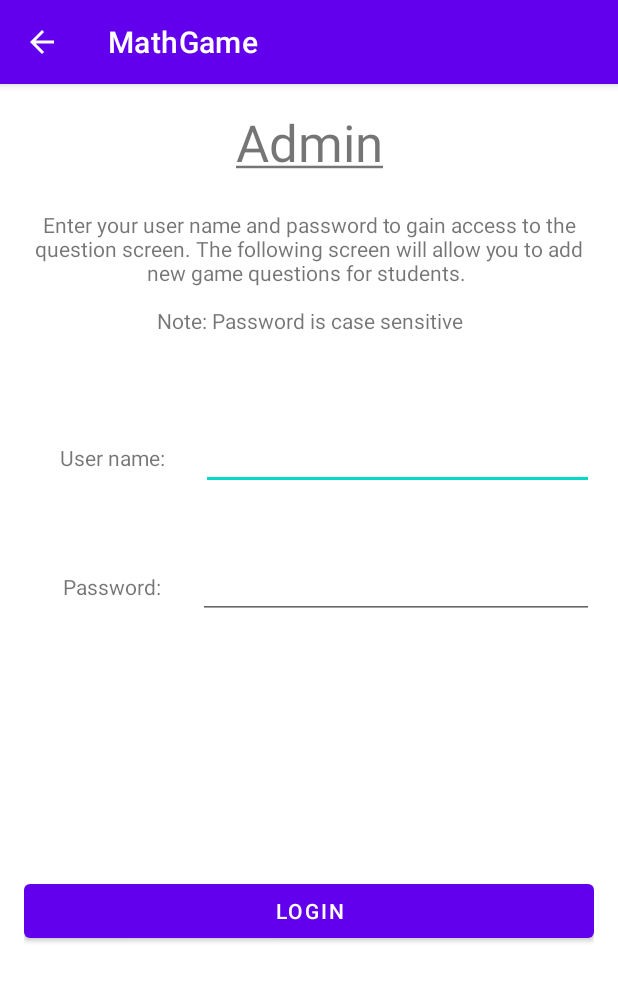
After one commit to Dylan773/MobileMathGame, an Android app: the AdminLoginActivity screen opened directly, with no data from a screen before it, on a phone screen of 412 x 824 dp. The commit adds this screen. Shown: the top 981 px of the screen. Run offline under Robolectric (Android 15) with nearby library versions, the phone set to English and light mode, and no system bars.

Commit message:
Admin login UI and functionality
* Package re-structure.
* Login page validates the input user details for admin privileges.

```diff
--- a/app/src/main/java/com/example/mathgame/QuizResultActivity.kt
+++ b/app/src/main/java/com/example/mathgame/Controller/QuizResultActivity.kt
@@ -1,4 +1,4 @@
-package com.example.mathgame
+package com.example.mathgame.Controller
 
 import android.content.Intent
 import androidx.appcompat.app.AppCompatActivity
@@ -9,6 +9,7 @@ import com.anychart.AnyChart
 import com.anychart.AnyChartView
 import com.anychart.chart.common.dataentry.DataEntry
 import com.anychart.chart.common.dataentry.ValueDataEntry
+import com.example.mathgame.R
 import java.util.*
 import kotlin.collections.ArrayList
 
--- a/app/src/main/java/com/example/mathgame/QuizScreenActivity.kt
+++ b/app/src/main/java/com/example/mathgame/Controller/QuizScreenActivity.kt
@@ -1,11 +1,11 @@
-package com.example.mathgame
+package com.example.mathgame.Controller
 
 import android.content.Intent
 import androidx.appcompat.app.AppCompatActivity
 import android.os.Bundle
-import android.provider.AlarmClock.EXTRA_MESSAGE
 import android.view.View
 import android.widget.*
+import com.example.mathgame.R
 import com.example.mathgame.model.Answer
 import com.example.mathgame.model.Question
 import com.example.mathgame.model.QuestionPool
--- a/app/src/main/java/com/example/mathgame/StudentDetailActivity.kt
+++ b/app/src/main/java/com/example/mathgame/Controller/StudentDetailActivity.kt
@@ -1,13 +1,12 @@
-package com.example.mathgame
+package com.example.mathgame.Controller
 
 import android.content.Intent
 import androidx.appcompat.app.AppCompatActivity
 import android.os.Bundle
-import android.provider.AlarmClock
-import android.provider.AlarmClock.EXTRA_MESSAGE
 import android.view.View
 import android.widget.EditText
 import android.widget.Toast
+import com.example.mathgame.R
 import java.lang.NullPointerException
 
 /**
--- /dev/null
+++ b/app/src/main/java/com/example/mathgame/model/Admin.kt
@@ -0,0 +1,3 @@
+package com.example.mathgame.model
+
+data class Admin(val id: Int, val firstName: String, val userName: String, val password: String)
--- /dev/null
+++ b/app/src/main/res/layout/activity_admin_login.xml
@@ -0,0 +1,78 @@
+<?xml version="1.0" encoding="utf-8"?>
+<LinearLayout xmlns:android="http://schemas.android.com/apk/res/android"
+    xmlns:app="http://schemas.android.com/apk/res-auto"
+    xmlns:tools="http://schemas.android.com/tools"
+    android:layout_width="match_parent"
+    android:layout_height="match_parent"
+    android:orientation="vertical"
+    android:padding="16dp"
+    tools:context=".Controller.AdminLoginActivity">
+
+    <TextView
+        android:id="@+id/textViewLogin"
+        android:layout_width="match_parent"
+        android:layout_height="68dp"
+        android:text="@string/adminLogin"
+        android:textAlignment="center"
+        android:textSize="34sp" />
+
+    <TextView
+        android:id="@+id/textViewAdminDesc"
+        android:layout_width="match_parent"
+        android:layout_height="141dp"
+        android:text="@string/adminDesc"
+        android:textAlignment="center" />
+
+    <LinearLayout
+        android:layout_width="match_parent"
+        android:layout_height="86dp"
+        android:orientation="horizontal">
+
+        <TextView
+            android:id="@+id/textViewUsername"
+            android:layout_width="wrap_content"
+            android:layout_height="wrap_content"
+            android:layout_weight="1"
+            android:text="@string/userName"
+            android:textAlignment="center" />
+
+        <EditText
+            android:id="@+id/editTextUsername"
+            android:layout_width="wrap_content"
+            android:layout_height="wrap_content"
+            android:layout_weight="1"
+            android:ems="10"
+            android:inputType="textPersonName" />
+    </LinearLayout>
+
+    <LinearLayout
+        android:layout_width="match_parent"
+        android:layout_height="216dp"
+        android:orientation="horizontal">
+
+        <TextView
+            android:id="@+id/textViewPassword"
+            android:layout_width="wrap_content"
+            android:layout_height="wrap_content"
+            android:layout_weight="1"
+            android:text="@string/password"
+            android:textAlignment="center" />
+
+        <EditText
+            android:id="@+id/editTextPassword"
+            android:layout_width="wrap_content"
+            android:layout_height="wrap_content"
+            android:layout_weight="1"
+            android:ems="10"
+            android:inputType="textPassword" />
+
+    </LinearLayout>
+
+    <Button
+        android:id="@+id/buttonLogin"
+        android:layout_width="match_parent"
+        android:layout_height="wrap_content"
+        android:onClick="validateCredentials"
+        android:text="@string/btn_Login" />
+
+</LinearLayout>
--- a/app/src/main/res/layout/activity_quiz_result.xml
+++ b/app/src/main/res/layout/activity_quiz_result.xml
@@ -6,7 +6,7 @@
     android:layout_height="match_parent"
     android:orientation="vertical"
     android:padding="16dp"
-    tools:context=".QuizResultActivity">
+    tools:context=".Controller.QuizResultActivity">
 
     <TextView
         android:id="@+id/textViewResultTitle"
--- a/app/src/main/res/layout/activity_quiz_screen.xml
+++ b/app/src/main/res/layout/activity_quiz_screen.xml
@@ -6,7 +6,7 @@
     android:layout_height="match_parent"
     android:orientation="vertical"
     android:padding="16dp"
-    tools:context=".QuizScreenActivity">
+    tools:context=".Controller.QuizScreenActivity">
 
     <LinearLayout
         android:layout_width="match_parent"
--- a/app/src/main/res/layout/activity_start_screen.xml
+++ b/app/src/main/res/layout/activity_start_screen.xml
@@ -6,7 +6,7 @@
     android:layout_height="match_parent"
     android:orientation="vertical"
     android:padding="16dp"
-    tools:context=".StartScreenActivity">
+    tools:context=".Controller.StartScreenActivity">
 
     <TextView
         android:id="@+id/textViewTitle"
--- a/app/src/main/res/layout/activity_student_detail.xml
+++ b/app/src/main/res/layout/activity_student_detail.xml
@@ -6,7 +6,7 @@
     android:layout_height="match_parent"
     android:orientation="vertical"
     android:padding="16dp"
-    tools:context=".StudentDetailActivity">
+    tools:context=".Controller.StudentDetailActivity">
 
     <TextView
         android:id="@+id/textViewWelcome"
--- a/app/src/main/res/values/strings.xml
+++ b/app/src/main/res/values/strings.xml
@@ -18,7 +18,6 @@
     </string>
     <string name="btnStart">start</string>
 
-
     <!-- Game Screen Activity -->
     <string name="topic"><u>Topic!</u></string>
 
@@ -26,7 +25,21 @@
     <string name="resultTitle"><u>Quiz Complete</u></string>
     <string name="info">
         \nView detailed information about your score below.
-    \nInteract with the pie chart to view specific details about your quiz session.</string>
+        \nInteract with the pie chart to view specific details about your quiz session.</string>
     <string name="btn_MainMenu">Main Menu</string>
 
+    <!-- Admin Login Screen -->
+    <string name="adminLogin"><u>Admin</u></string>
+    <string name="adminDesc">Enter your user name and password to gain access to the question screen.
+        The following screen will allow you to add new game questions for students.
+    \n\nNote: Password is case sensitive</string>
+    <string name="userName">User name:</string>
+    <string name="password">Password:</string>
+    <string name="passwordPrompt">Note: Password is case sensitive</string>
+    <string name="btn_Login">Login</string>
+
+
+    <!-- Admin Question Screen -->
+
+
 </resources>
```
Also changed, not shown: app/src/main/AndroidManifest.xml (+15 -8 lines), app/src/main/java/com/example/mathgame/Controller/AdminLoginActivity.kt (added, +57 -0 lines), app/src/main/java/com/example/mathgame/Controller/AdminQuestionActivity.kt (added, +12 -0 lines), app/src/main/java/com/example/mathgame/Controller/StartScreenActivity.kt (renamed from app/src/main/java/com/example/mathgame/StartScreenActivity.kt, +4 -7 lines), app/src/main/java/com/example/mathgame/model/MathDataBase.kt (+71 -0 lines), app/src/main/res/layout/activity_admin_question.xml (added, +9 -0 lines).
